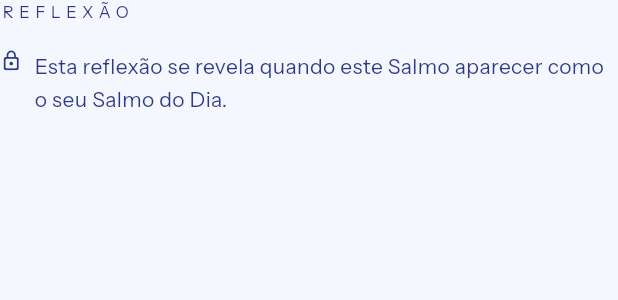
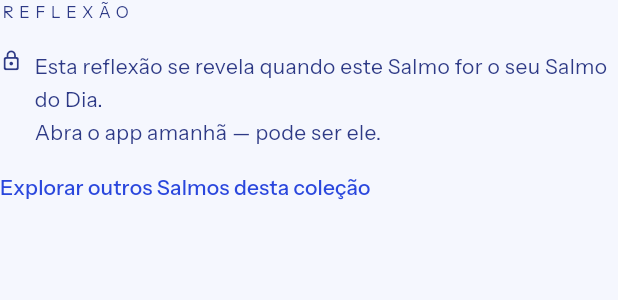
Before and after one commit to omeusalmo/o-meu-salmo, a Flutter app: the _LockedReflexao widget shown alone on an empty page, opened directly, on a phone screen of 412 x 824 dp. Shown: the top 300 px of the screen. Run offline on Flutter 3.47's test engine with Material 3 defaults, Android fonts, the phone set to English and light mode, and no system bars; our stand-ins replace firebase_analytics, firebase_core, flutter_local_notifications, flutter_riverpod, go_router, google_fonts and 5 more; accounts and stored records are empty; project files that could hold a hidden picture were left out.

Commit message:
fix: corrige 4 achados críticos de usabilidade (RC-01 a RC-04)
RC-01: áudio em background via just_audio_background — foreground service
configurado no AndroidManifest, JustAudioBackground.init no main,
AudioSource com MediaItem tag no audio_provider.

RC-02: reflexão bloqueada — mensagem com esperança + botão "Explorar
outros Salmos desta coleção" com context.pop() no _LockedReflexao.

RC-03: compositor — fundos claros Névoa e Bruma adicionados, paleta
adaptativa por luminância (goldInk/dayMuted em fundos claros).

RC-04: notificação — toggle OFF→ON abre picker imediatamente; bloco
de horário oculto quando desativado; horário em Playfair Display 22px
com eyebrow "TODO DIA ÀS" quando ativo.

Co-Authored-By: Claude Sonnet 4.6 <noreply@anthropic.com>

```diff
--- a/app/lib/features/salmos/leitura_salmo_screen.dart
+++ b/app/lib/features/salmos/leitura_salmo_screen.dart
@@ -290,6 +290,7 @@ class _LockedReflexao extends StatelessWidget {
   Widget build(BuildContext context) {
     final isDark = Theme.of(context).brightness == Brightness.dark;
     final muted  = isDark ? AppColors.nightText : AppColors.dayText;
+    final accent = isDark ? AppColors.cobalt400 : AppColors.cobalt500;
 
     return Column(
       crossAxisAlignment: CrossAxisAlignment.start,
@@ -307,7 +308,7 @@ class _LockedReflexao extends StatelessWidget {
             const SizedBox(width: AppTheme.sp2),
             Expanded(
               child: Text(
-                'Esta reflexão se revela quando este Salmo aparecer como o seu Salmo do Dia.',
+                'Esta reflexão se revela quando este Salmo for o seu Salmo do Dia.\nAbra o app amanhã — pode ser ele.',
                 style: GoogleFonts.instrumentSans(
                   fontSize: 14,
                   fontWeight: FontWeight.w400,
@@ -317,6 +318,27 @@ class _LockedReflexao extends StatelessWidget {
               ),
             ),
           ],
+        ),
+        const SizedBox(height: AppTheme.sp4),
+        TextButton(
+          onPressed: () {
+            HapticFeedback.lightImpact();
+            context.pop();
+          },
+          style: TextButton.styleFrom(
+            foregroundColor: accent,
+            padding: EdgeInsets.zero,
+            minimumSize: Size.zero,
+            tapTargetSize: MaterialTapTargetSize.shrinkWrap,
+          ),
+          child: Text(
+            'Explorar outros Salmos desta coleção',
+            style: GoogleFonts.instrumentSans(
+              fontSize: 14,
+              fontWeight: FontWeight.w500,
+              color: accent,
+            ),
+          ),
         ),
       ],
     );
--- a/app/pubspec.yaml
+++ b/app/pubspec.yaml
@@ -28,6 +28,7 @@ dependencies:
 
   # Player de áudio — MP3 local do bundle e streaming
   just_audio: ^0.9.40
+  just_audio_background: ^0.0.1-beta.12
 
   # Compartilhamento nativo — abre share sheet do sistema (WhatsApp, Stories etc.)
   share_plus: ^13.1.0
```
Also changed, not shown: app/lib/data/providers/audio_provider.dart (+15 -1 lines), app/lib/features/ajustes/ajustes_screen.dart (+42 -13 lines), app/lib/features/compositor/compositor_screen.dart (+20 -10 lines), app/lib/main.dart (+9 -0 lines), app/pubspec.lock, 3 other files.
